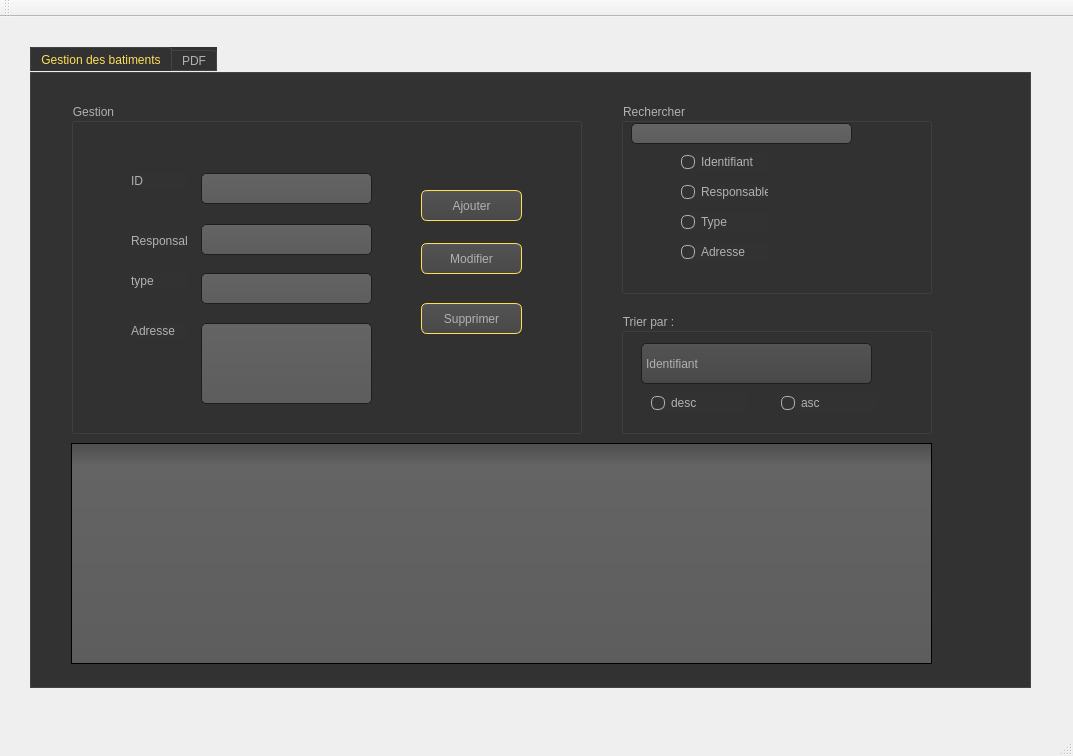
Before: the Qt Designer form Atelier_Crud/mainwindow.ui in MahmoudGh01/Smart_construction_company_2A10, drawn with Qt 5.
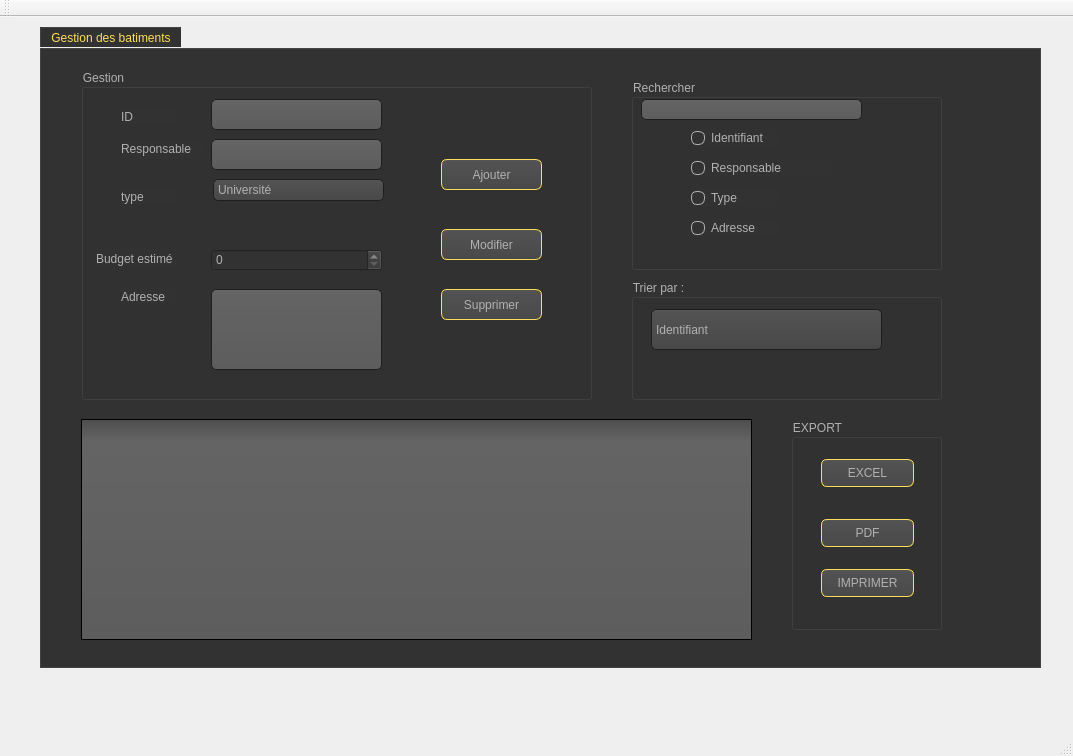
After: the same form once the commit is applied. Icons and pictures are not drawn.

The edit to the form file:
```diff
--- a/Atelier_Crud/mainwindow.ui
+++ b/Atelier_Crud/mainwindow.ui
@@ -17,8 +17,8 @@
    <widget class="QTabWidget" name="tabWidget">
     <property name="geometry">
      <rect>
-      <x>30</x>
-      <y>30</y>
+      <x>40</x>
+      <y>10</y>
       <width>1001</width>
       <height>641</height>
      </rect>
@@ -495,7 +495,7 @@
       <property name="geometry">
        <rect>
         <x>40</x>
-        <y>30</y>
+        <y>20</y>
         <width>511</width>
         <height>331</height>
        </rect>
@@ -506,8 +506,8 @@
       <widget class="QLabel" name="label">
        <property name="geometry">
         <rect>
-         <x>60</x>
-         <y>70</y>
+         <x>40</x>
+         <y>40</y>
          <width>56</width>
          <height>16</height>
         </rect>
@@ -519,10 +519,10 @@
       <widget class="QLabel" name="label_2">
        <property name="geometry">
         <rect>
-         <x>60</x>
-         <y>130</y>
-         <width>56</width>
-         <height>16</height>
+         <x>40</x>
+         <y>70</y>
+         <width>81</width>
+         <height>20</height>
         </rect>
        </property>
        <property name="text">
@@ -532,8 +532,8 @@
       <widget class="QLabel" name="label_3">
        <property name="geometry">
         <rect>
-         <x>60</x>
-         <y>170</y>
+         <x>40</x>
+         <y>120</y>
          <width>56</width>
          <height>16</height>
         </rect>
@@ -545,7 +545,7 @@
       <widget class="QLabel" name="label_4">
        <property name="geometry">
         <rect>
-         <x>60</x>
+         <x>40</x>
          <y>220</y>
          <width>56</width>
          <height>16</height>
@@ -559,7 +559,7 @@
        <property name="geometry">
         <rect>
          <x>130</x>
-         <y>70</y>
+         <y>30</y>
          <width>171</width>
          <height>31</height>
         </rect>
@@ -569,17 +569,7 @@
        <property name="geometry">
         <rect>
          <x>130</x>
-         <y>121</y>
-         <width>171</width>
-         <height>31</height>
-        </rect>
-       </property>
-      </widget>
-      <widget class="QLineEdit" name="lineEdit_type">
-       <property name="geometry">
-        <rect>
-         <x>130</x>
-         <y>170</y>
+         <y>70</y>
          <width>171</width>
          <height>31</height>
         </rect>
@@ -598,8 +588,8 @@
       <widget class="QPushButton" name="pb_ajouter">
        <property name="geometry">
         <rect>
-         <x>350</x>
-         <y>87</y>
+         <x>360</x>
+         <y>90</y>
          <width>101</width>
          <height>31</height>
         </rect>
@@ -611,8 +601,8 @@
       <widget class="QPushButton" name="pb_supprimer">
        <property name="geometry">
         <rect>
-         <x>350</x>
-         <y>200</y>
+         <x>360</x>
+         <y>220</y>
          <width>101</width>
          <height>31</height>
         </rect>
@@ -624,8 +614,8 @@
       <widget class="QPushButton" name="pb_modifier">
        <property name="geometry">
         <rect>
-         <x>350</x>
-         <y>140</y>
+         <x>360</x>
+         <y>160</y>
          <width>101</width>
          <height>31</height>
         </rect>
@@ -634,97 +624,96 @@
         <string>Modifier</string>
        </property>
       </widget>
+      <widget class="QSpinBox" name="spinBox_budget">
+       <property name="geometry">
+        <rect>
+         <x>130</x>
+         <y>180</y>
+         <width>171</width>
+         <height>22</height>
+        </rect>
+       </property>
+       <property name="maximum">
+        <number>1000000000</number>
+       </property>
+      </widget>
+      <widget class="QLabel" name="label_6">
+       <property name="enabled">
+        <bool>true</bool>
+       </property>
+       <property name="geometry">
+        <rect>
+         <x>15</x>
+         <y>180</y>
+         <width>81</width>
+         <height>20</height>
+        </rect>
+       </property>
+       <property name="text">
+        <string>Budget estimé</string>
+       </property>
+      </widget>
+      <widget class="QComboBox" name="lineEdit_type">
+       <property name="geometry">
+        <rect>
+         <x>132</x>
+         <y>110</y>
+         <width>171</width>
+         <height>22</height>
+        </rect>
+       </property>
+       <item>
+        <property name="text">
+         <string>Université</string>
+        </property>
+       </item>
+       <item>
+        <property name="text">
+         <string>Hotel</string>
+        </property>
+       </item>
+       <item>
+        <property name="text">
+         <string>Casino</string>
+        </property>
+       </item>
+       <item>
+        <property name="text">
+         <string>Hopital</string>
+        </property>
+       </item>
+       <item>
+        <property name="text">
+         <string>immeuble</string>
+        </property>
+       </item>
+       <item>
+        <property name="text">
+         <string>ecole</string>
+        </property>
+       </item>
+       <item>
+        <property name="text">
+         <string>autre</string>
+        </property>
+       </item>
+      </widget>
      </widget>
      <widget class="QTableView" name="tab_batiment">
       <property name="geometry">
        <rect>
         <x>40</x>
         <y>370</y>
-        <width>861</width>
+        <width>671</width>
         <height>221</height>
        </rect>
       </property>
      </widget>
-     <widget class="QGroupBox" name="groupBox_2">
-      <property name="geometry">
-       <rect>
-        <x>590</x>
-        <y>30</y>
-        <width>311</width>
-        <height>191</height>
-       </rect>
-      </property>
-      <property name="title">
-       <string>Rechercher</string>
-      </property>
-      <widget class="QRadioButton" name="radioButton">
-       <property name="geometry">
-        <rect>
-         <x>60</x>
-         <y>50</y>
-         <width>87</width>
-         <height>18</height>
-        </rect>
-       </property>
-       <property name="text">
-        <string>Identifiant</string>
-       </property>
-      </widget>
-      <widget class="QRadioButton" name="radioButton_2">
-       <property name="geometry">
-        <rect>
-         <x>60</x>
-         <y>80</y>
-         <width>87</width>
-         <height>18</height>
-        </rect>
-       </property>
-       <property name="text">
-        <string>Responsable</string>
-       </property>
-      </widget>
-      <widget class="QRadioButton" name="radioButton_3">
-       <property name="geometry">
-        <rect>
-         <x>60</x>
-         <y>110</y>
-         <width>87</width>
-         <height>18</height>
-        </rect>
-       </property>
-       <property name="text">
-        <string>Type</string>
-       </property>
-      </widget>
-      <widget class="QRadioButton" name="radioButton_4">
-       <property name="geometry">
-        <rect>
-         <x>60</x>
-         <y>140</y>
-         <width>87</width>
-         <height>18</height>
-        </rect>
-       </property>
-       <property name="text">
-        <string>Adresse</string>
-       </property>
-      </widget>
-      <widget class="QLineEdit" name="lineEdit">
-       <property name="geometry">
-        <rect>
-         <x>10</x>
-         <y>20</y>
-         <width>221</width>
-         <height>21</height>
-        </rect>
-       </property>
-      </widget>
-     </widget>
      <widget class="QGroupBox" name="groupBox_3">
       <property name="geometry">
        <rect>
         <x>590</x>
-        <y>240</y>
+        <y>230</y>
         <width>311</width>
         <height>121</height>
        </rect>
@@ -762,42 +751,139 @@
         </property>
        </item>
       </widget>
-      <widget class="QRadioButton" name="radioButton_5">
+     </widget>
+     <widget class="QGroupBox" name="groupBox_4">
+      <property name="geometry">
+       <rect>
+        <x>590</x>
+        <y>30</y>
+        <width>311</width>
+        <height>191</height>
+       </rect>
+      </property>
+      <property name="title">
+       <string>Rechercher</string>
+      </property>
+      <widget class="QRadioButton" name="radioButton_7">
        <property name="geometry">
         <rect>
-         <x>30</x>
-         <y>80</y>
-         <width>97</width>
-         <height>20</height>
+         <x>60</x>
+         <y>50</y>
+         <width>87</width>
+         <height>18</height>
         </rect>
        </property>
        <property name="text">
-        <string>desc</string>
+        <string>Identifiant</string>
        </property>
       </widget>
-      <widget class="QRadioButton" name="radioButton_6">
+      <widget class="QRadioButton" name="radioButton_8">
        <property name="geometry">
         <rect>
-         <x>160</x>
+         <x>60</x>
          <y>80</y>
-         <width>97</width>
-         <height>20</height>
+         <width>141</width>
+         <height>18</height>
         </rect>
        </property>
        <property name="text">
-        <string>asc</string>
+        <string>Responsable</string>
+       </property>
+      </widget>
+      <widget class="QRadioButton" name="radioButton_9">
+       <property name="geometry">
+        <rect>
+         <x>60</x>
+         <y>110</y>
+         <width>87</width>
+         <height>18</height>
+        </rect>
+       </property>
+       <property name="text">
+        <string>Type</string>
+       </property>
+      </widget>
+      <widget class="QRadioButton" name="radioButton_10">
+       <property name="geometry">
+        <rect>
+         <x>60</x>
+         <y>140</y>
+         <width>87</width>
+         <height>18</height>
+        </rect>
+       </property>
+       <property name="text">
+        <string>Adresse</string>
+       </property>
+      </widget>
+      <widget class="QLineEdit" name="lineEdit_2">
+       <property name="geometry">
+        <rect>
+         <x>10</x>
+         <y>20</y>
+         <width>221</width>
+         <height>21</height>
+        </rect>
+       </property>
+      </widget>
+     </widget>
+     <widget class="QGroupBox" name="groupBox_6">
+      <property name="geometry">
+       <rect>
+        <x>750</x>
+        <y>370</y>
+        <width>151</width>
+        <height>211</height>
+       </rect>
+      </property>
+      <property name="title">
+       <string>EXPORT</string>
+      </property>
+      <widget class="QPushButton" name="pushButton">
+       <property name="geometry">
+        <rect>
+         <x>30</x>
+         <y>40</y>
+         <width>93</width>
+         <height>28</height>
+        </rect>
+       </property>
+       <property name="text">
+        <string>EXCEL</string>
+       </property>
+      </widget>
+      <widget class="QPushButton" name="pushButton_2">
+       <property name="geometry">
+        <rect>
+         <x>30</x>
+         <y>100</y>
+         <width>93</width>
+         <height>28</height>
+        </rect>
+       </property>
+       <property name="text">
+        <string>PDF</string>
+       </property>
+      </widget>
+      <widget class="QPushButton" name="pushButton_3">
+       <property name="geometry">
+        <rect>
+         <x>30</x>
+         <y>150</y>
+         <width>93</width>
+         <height>28</height>
+        </rect>
+       </property>
+       <property name="text">
+        <string>IMPRIMER</string>
        </property>
       </widget>
      </widget>
      <zorder>groupBox_3</zorder>
      <zorder>groupBox</zorder>
      <zorder>tab_batiment</zorder>
-     <zorder>groupBox_2</zorder>
-    </widget>
-    <widget class="QWidget" name="tab_2">
-     <attribute name="title">
-      <string>PDF</string>
-     </attribute>
+     <zorder>groupBox_4</zorder>
+     <zorder>groupBox_6</zorder>
     </widget>
    </widget>
   </widget>
```
Left out of the diff: 5 changed lines with no effect on the pictures.
